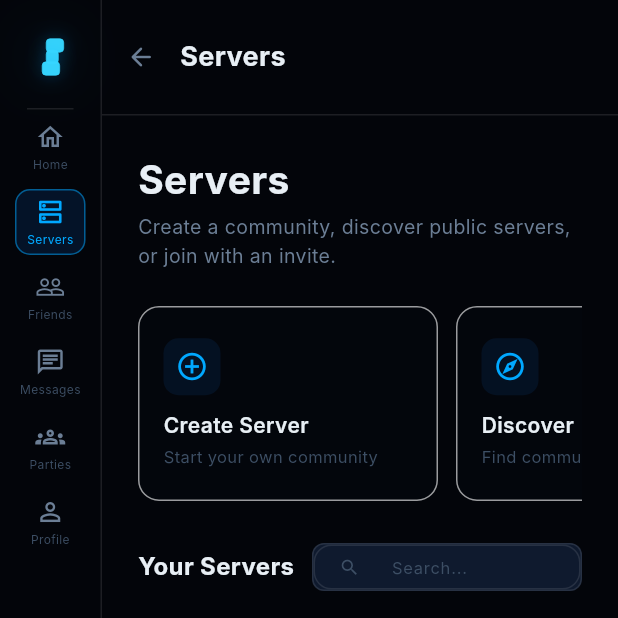
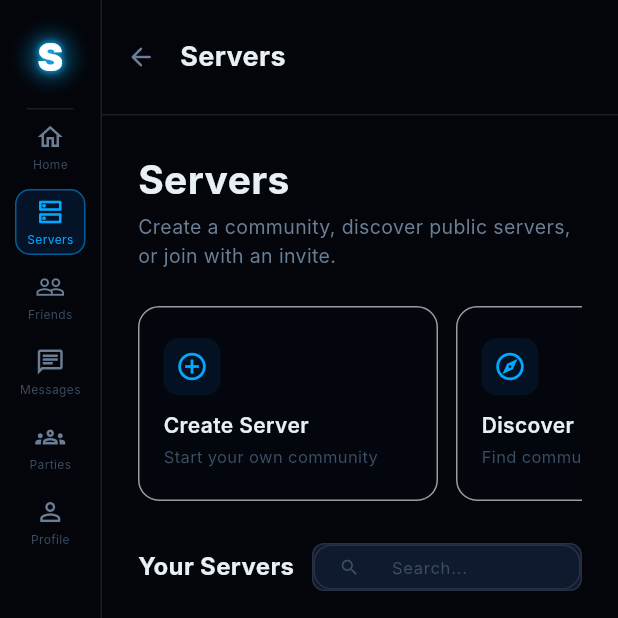
Before and after one commit to kotvhapke/Squall, a Flutter app: the AppShell screen opened directly, after a tap on "Servers", on a phone screen of 412 x 824 dp, the top half of it. Run offline on Flutter 3.47's test engine with Material 3 defaults, Android fonts, the phone set to English and light mode, and no system bars; our stand-ins replace supabase_flutter; missing offline and left inert: dart:html, livekit_client; accounts and stored records are empty; Roboto replaces fonts that are missing (Inter).

Commit message:
Neon white S logo in app, neon icon for shortcut, autorun installer

```diff
--- a/lib/core/theme/effects.dart
+++ b/lib/core/theme/effects.dart
@@ -44,7 +44,6 @@
   late final AnimationController _controller;
   late final AnimationController _tapController;
   late final Animation<double> _breath;
-  late final Animation<double> _flicker;
   late final Animation<double> _tapPulse;
 
   @override
@@ -52,8 +51,7 @@
     super.initState();
     _controller = AnimationController(vsync: this, duration: const Duration(seconds: 3));
     _tapController = AnimationController(vsync: this, duration: const Duration(milliseconds: 400));
-    _breath = Tween<double>(begin: 0.7, end: 1.0).animate(CurvedAnimation(parent: _controller, curve: Curves.easeInOutSine));
-    _flicker = Tween<double>(begin: 0.0, end: 1.0).animate(CurvedAnimation(parent: _controller, curve: Curves.easeInOutSine));
+    _breath = Tween<double>(begin: 0.6, end: 1.0).animate(CurvedAnimation(parent: _controller, curve: Curves.easeInOutSine));
     _tapPulse = Tween<double>(begin: 0.0, end: 1.0).animate(CurvedAnimation(parent: _tapController, curve: Curves.easeOut));
     if (!widget.reduced) _controller.repeat(reverse: true);
   }
@@ -70,10 +68,49 @@
   @override
   Widget build(BuildContext context) {
     final glow = widget.reduced ? 0.0 : _breath.value + _tapPulse.value * 0.5;
-    final flick = widget.reduced ? 0.5 : _flicker.value + _tapPulse.value * 0.3;
-    Widget logo = CustomPaint(
-      size: Size(widget.size, widget.size),
-      painter: _SquallSPainter(glowIntensity: glow.clamp(0.0, 1.5), flicker: flick.clamp(0.0, 1.0)),
+    Widget logo = SizedBox(
+      width: widget.size,
+      height: widget.size,
+      child: Stack(
+        alignment: Alignment.center,
+        children: [
+          // Outer neon glow
+          Container(
+            width: widget.size,
+            height: widget.size,
+            decoration: BoxDecoration(
+              shape: BoxShape.circle,
+              boxShadow: [
+                BoxShadow(
+                  color: AppColors.electricBlue.withValues(alpha: 0.25 * glow),
+                  blurRadius: widget.size * 0.25,
+                  spreadRadius: widget.size * 0.05,
+                ),
+              ],
+            ),
+          ),
+          // White bold S with neon-blue drop shadow
+          Text(
+            'S',
+            style: TextStyle(
+              fontSize: widget.size * 0.8,
+              height: 1.0,
+              fontWeight: FontWeight.w900,
+              color: Colors.white,
+              shadows: [
+                Shadow(
+                  color: AppColors.electricBlue.withValues(alpha: 0.8 + 0.2 * glow),
+                  blurRadius: widget.size * 0.14,
+                ),
+                Shadow(
+                  color: AppColors.coldNeon.withValues(alpha: 0.6),
+                  blurRadius: widget.size * 0.30,
+                ),
+              ],
+            ),
+          ),
+        ],
+      ),
     );
     if (widget.tappable) {
       logo = GestureDetector(onTap: _onTap, child: logo);
@@ -81,70 +118,3 @@
     return logo;
   }
 }
-
-class _SquallSPainter extends CustomPainter {
-  final double glowIntensity;
-  final double flicker;
-
-  _SquallSPainter({this.glowIntensity = 0.85, this.flicker = 0.5});
-
-  @override
-  void paint(Canvas canvas, Size size) {
-    final s = size.width;
-    final half = s / 2;
-    final pad = s * 0.12;
-    final w = s * 0.28;      // bar width
-    final r = s * 0.08;      // corner radius
-
-    // Soft ambient glow
-    final ambient = Paint()
-      ..color = AppColors.electricBlue.withValues(alpha: 0.10 * glowIntensity)
-      ..maskFilter = const MaskFilter.blur(BlurStyle.normal, 20);
-    canvas.drawCircle(Offset(half, half), s * 0.42, ambient);
-
-    // Glow paint
-    final glowPaint = Paint()
-      ..color = AppColors.electricBlue.withValues(alpha: 0.30 * glowIntensity)
-      ..style = PaintingStyle.fill
-      ..maskFilter = const MaskFilter.blur(BlurStyle.normal, 6);
-
-    // Main fill paint
-    final fillPaint = Paint()
-      ..color = AppColors.coldNeon.withValues(alpha: 0.90 + 0.10 * flicker)
-      ..style = PaintingStyle.fill;
-
-    // Neon stroke paint
-    final strokePaint = Paint()
-      ..color = AppColors.coldNeon.withValues(alpha: 0.95 + 0.05 * flicker)
-      ..style = PaintingStyle.stroke
-      ..strokeWidth = s * 0.015
-      ..strokeCap = StrokeCap.round;
-
-    // Build the S shape: three rounded rectangles
-    // Top bar (horizontal, top-right)
-    final topBar = RRect.fromRectAndRadius(
-      Rect.fromLTWH(half - w * 0.3, pad, w * 1.3, w),
-      Radius.circular(r),
-    );
-    // Middle bar (horizontal, connecting)
-    final midBar = RRect.fromRectAndRadius(
-      Rect.fromLTWH(half - w * 0.3, half - w / 2, w * 0.9, w),
-      Radius.circular(r),
-    );
-    // Bottom bar (horizontal, bottom-left)
-    final botBar = RRect.fromRectAndRadius(
-      Rect.fromLTWH(half - w * 0.6, s - pad - w, w * 1.3, w),
-      Radius.circular(r),
-    );
-
-    // Draw with glow
-    for (final bar in [topBar, midBar, botBar]) {
-      canvas.drawRRect(bar, glowPaint);
-      canvas.drawRRect(bar, fillPaint);
-      canvas.drawRRect(bar, strokePaint);
-    }
-  }
-
-  @override
-  bool shouldRepaint(_SquallSPainter old) => old.glowIntensity != glowIntensity || old.flicker != flicker;
-}
```
Also changed, not shown: assets/branding/squall-icon-256.png, assets/branding/squall-icon-user.png, 2 other files.
